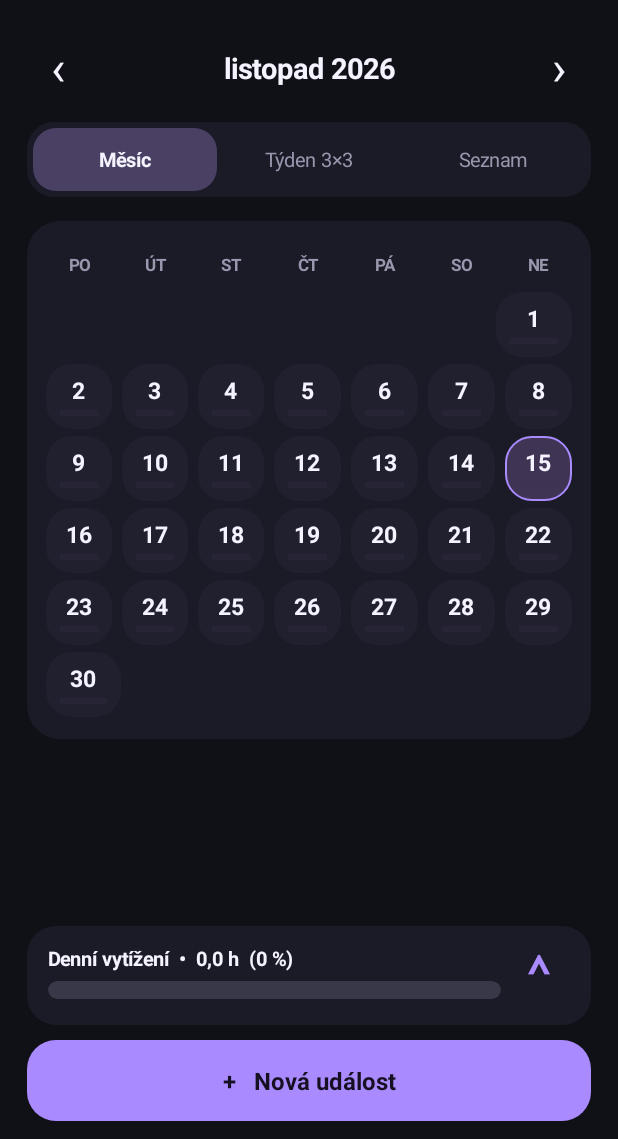
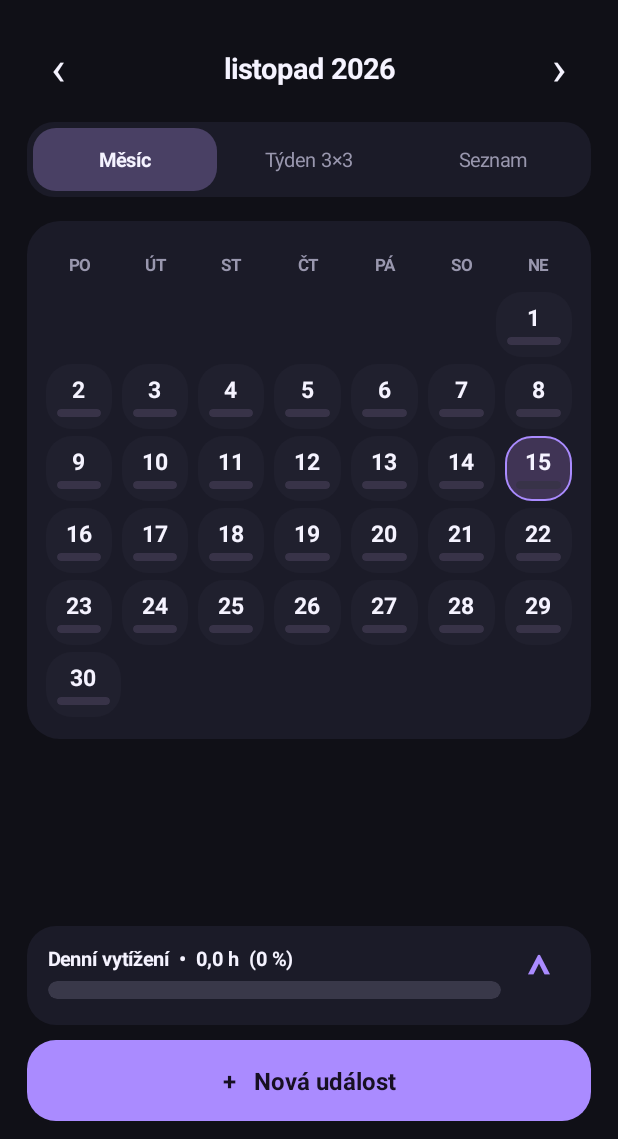
Before and after one commit to Singularity64/calendar, an Android app: the screen it shows after launch (MainActivity), on a phone screen of 412 x 824 dp, the part 97-1236 px from its top. Run offline under Robolectric (Android 15) with nearby library versions, the phone set to English and light mode, and no system bars.

Commit message:
Simplify calendar load bars to rounded purple fill reaching full width at 100 percent

```diff
--- a/app/src/main/java/cz/genesis/calendar/MainActivity.java
+++ b/app/src/main/java/cz/genesis/calendar/MainActivity.java
@@ -183,10 +183,18 @@ public class MainActivity extends Activity {
   if(large)tile.addView(center(weekday(d).toUpperCase(new Locale("cs")),11,MUTED,true));
   LinearLayout digits=row();digits.setGravity(Gravity.CENTER);tile.addView(digits,lp(-1,large?31:21));
   digits.addView(center(""+d.getDayOfMonth(),large?23:15,WHITE,true));
-  if(count(d)>0){TextView dot=center(" ●",11,accent(d),true);digits.addView(dot);}
   int percent=loadPercent(d);
-  if(large)tile.addView(center(percent+" %",16,loadColor(percent),true));
-  ProgressBar bar=new ProgressBar(this,null,android.R.attr.progressBarStyleHorizontal);bar.setMax(100);bar.setProgress(Math.min(100,percent));bar.setProgressTintList(android.content.res.ColorStateList.valueOf(loadColor(percent)));bar.setProgressBackgroundTintList(android.content.res.ColorStateList.valueOf(0xff383348));LinearLayout.LayoutParams bp=lp(-1,4);bp.leftMargin=dp(5);bp.rightMargin=dp(5);bp.topMargin=dp(large?7:2);tile.addView(bar,bp);
+  if(large)tile.addView(center(percent+" %",16,PURPLE,true));
+  // A full-width, rounded purple track: 100% must reach its right edge.
+  LinearLayout track=row();track.setBackground(shape(0xff383348,8));track.setClipToOutline(true);
+  LinearLayout.LayoutParams bp=lp(-1,5);bp.leftMargin=dp(3);bp.rightMargin=dp(3);bp.topMargin=dp(large?7:2);
+  tile.addView(track,bp);
+  float filledFraction=Math.min(1f,Math.max(0f,percent/100f));
+  if(filledFraction>0f){
+   View fill=new View(this);fill.setBackground(shape(PURPLE,8));
+   track.addView(fill,new LinearLayout.LayoutParams(0,-1,filledFraction));
+  }
+  if(filledFraction<1f)track.addView(new View(this),new LinearLayout.LayoutParams(0,-1,1f-filledFraction));
   if(large)tile.addView(center(count(d)+" úkolů",11,MUTED,false));
   tile.setOnClickListener(v->{selected=d;month=YearMonth.from(d);draw();});
  }
```
